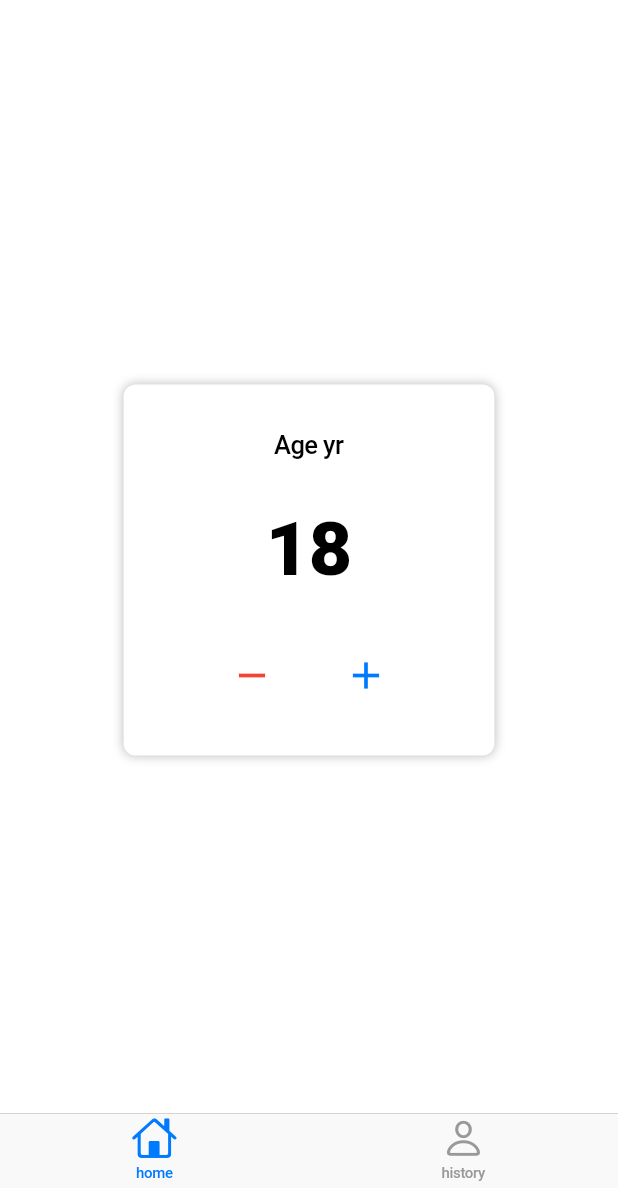
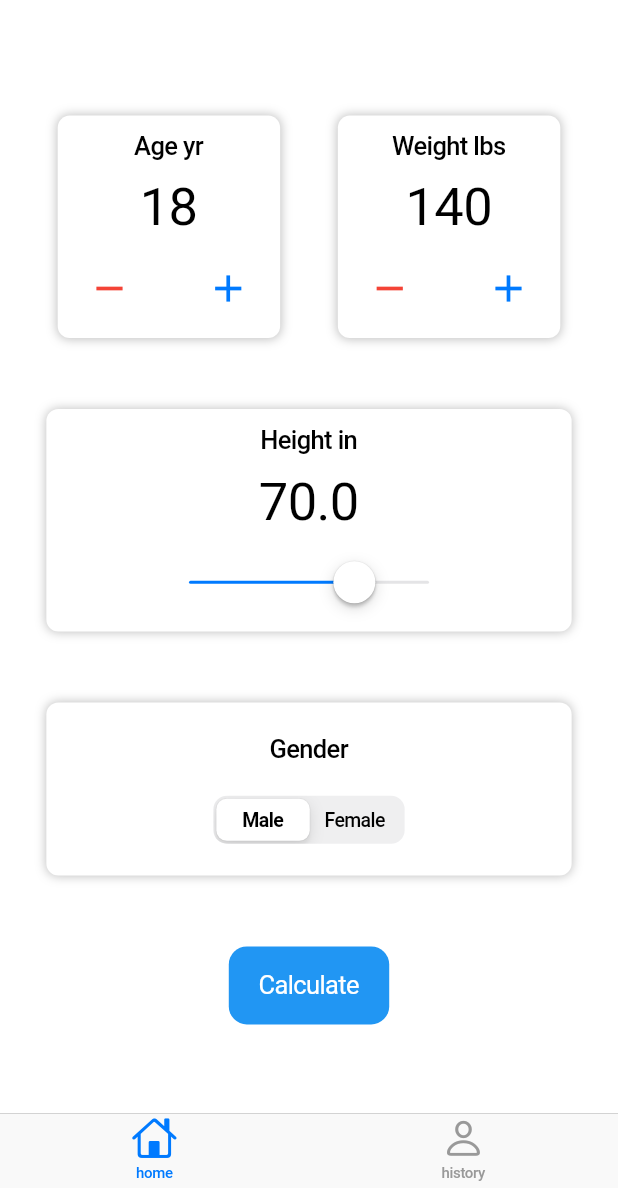
Before and after one commit to FaisalNadaf/flutter_ibmi, a Flutter app: the screen it shows after launch, on a phone screen of 412 x 824 dp, the part 48-1236 px from its top. Run offline on Flutter 3.47's test engine with Material 3 defaults, Android fonts, the phone set to English and light mode, and no system bars; statements that could not run were skipped.

Commit message:
home page code

```diff
--- a/lib/pages/homePage.dart
+++ b/lib/pages/homePage.dart
@@ -1,3 +1,5 @@
+import 'dart:math';
+
 import 'package:flutter/cupertino.dart';
 import 'package:flutter/material.dart';
 import 'package:ibmi/widgets/shadowContainer.dart';
@@ -9,22 +11,47 @@ class Homepage extends StatefulWidget {
 }
 
 class _HomepageState extends State<Homepage> {
-  @override
   int _age = 18;
+  int _weight = 140;
+  double _height = 70;
+  int _gender = 0;
+
+  late double _deviceWidth, _deviceHeight;
 
   @override
   Widget build(BuildContext context) {
+    _deviceHeight = MediaQuery.of(context).size.height;
+    _deviceWidth = MediaQuery.of(context).size.width;
     return CupertinoPageScaffold(
       child: Center(
-        child: _ageSelecter(),
+        child: Container(
+          height: _deviceHeight * 0.85,
+          child: Column(
+            mainAxisAlignment: MainAxisAlignment.spaceEvenly,
+            crossAxisAlignment: CrossAxisAlignment.center,
+            mainAxisSize: MainAxisSize.max,
+            children: [
+              Row(
+                mainAxisAlignment: MainAxisAlignment.spaceEvenly,
+                children: [
+                  _ageSelecter(),
+                  _weightSelecter(),
+                ],
+              ),
+              _heightSelector(),
+              _genderSelector(),
+              _calculateBmiBtn(),
+            ],
+          ),
+        ),
       ),
     );
   }
 
   Widget _ageSelecter() {
     return ShadowContainer(
-      height: 0.3,
-      width: 0.6,
+      height: _deviceHeight * 0.18,
+      width: _deviceHeight * 0.18,
       child: Column(
         mainAxisAlignment: MainAxisAlignment.spaceEvenly,
         children: [
@@ -37,20 +64,22 @@ class _HomepageState extends State<Homepage> {
           Text(
             _age.toString(),
             style: const TextStyle(
-              fontSize: 50,
-              fontWeight: FontWeight.w900,
+              fontSize: 35,
+              fontWeight: FontWeight.w6 00,
             ),
           ),
           Row(
-            mainAxisAlignment: MainAxisAlignment.center,
-            mainAxisSize: MainAxisSize.max,
+            mainAxisAlignment: MainAxisAlignment.spaceAround,
             children: [
-              SizedBox(
+              Expanded(
+                // Constrain the width of the button
                 child: CupertinoDialogAction(
                   onPressed: () {
-                    setState(() {
-                      _age--;
-                    });
+                    if (_age > 0) {
+                      setState(() {
+                        _age--;
+                      });
+                    }
                   },
                   child: const Icon(
                     Icons.remove,
@@ -59,10 +88,9 @@ class _HomepageState extends State<Homepage> {
                   ),
                 ),
               ),
-              const SizedBox(
-                width: 30,
-              ),
-              SizedBox(
+              const SizedBox(width: 10), // Spacing between buttons
+              Expanded(
+                // Constrain the width of the button
                 child: CupertinoDialogAction(
                   onPressed: () {
                     setState(() {
@@ -76,9 +104,158 @@ class _HomepageState extends State<Homepage> {
                 ),
               ),
             ],
-          )
+          ),
         ],
       ),
     );
   }
+
+  Widget _weightSelecter() {
+    return ShadowContainer(
+      height: _deviceHeight * 0.18,
+      width: _deviceHeight * 0.18,
+      child: Column(
+        mainAxisAlignment: MainAxisAlignment.spaceEvenly,
+        children: [
+          const Text(
+            'Weight lbs',
+            style: TextStyle(
+              fontWeight: FontWeight.w500,
+            ),
+          ),
+          Text(
+            _weight.toString(),
+            style: const TextStyle(
+              fontSize: 35,
+              fontWeight: FontWeight.w6 00,
+            ),
+          ),
+          Row(
+            mainAxisAlignment: MainAxisAlignment.spaceAround,
+            children: [
+              Expanded(
+                // Constrain the width of the button
+                child: CupertinoDialogAction(
+                  onPressed: () {
+                    if (_weight > 0) {
+                      setState(() {
+                        _weight--;
+                      });
+                    }
+                  },
+                  child: const Icon(
+                    Icons.remove,
+                    color: Colors.red,
+                    size: 30,
+                  ),
+                ),
+              ),
+              const SizedBox(width: 10), // Spacing between buttons
+              Expanded(
+                // Constrain the width of the button
+                child: CupertinoDialogAction(
+                  onPressed: () {
+                    setState(() {
+                      _weight++;
+                    });
+                  },
+                  child: const Icon(
+                    Icons.add_outlined,
+                    size: 30,
+                  ),
+                ),
+              ),
+            ],
+          ),
+        ],
+      ),
+    );
+  }
+
+  double roundToTwoDecimals(double value) {
+    return (value * 10).round() / 10; // Rounds the value to two decimal places
+  }
+
+  Widget _heightSelector() {
+    return ShadowContainer(
+      height: _deviceHeight * 0.18,
+      width: _deviceWidth * 0.85,
+      child: Column(
+        mainAxisAlignment: MainAxisAlignment.spaceEvenly,
+        children: [
+          const Text(
+            'Height in',
+            style: TextStyle(
+              fontWeight: FontWeight.w500,
+            ),
+          ),
+          Text(
+            roundToTwoDecimals(_height)
+                .toString(), // Display the rounded height
+            style: const TextStyle(
+              fontSize: 35,
+              fontWeight: FontWeight.w6 00,
+            ),
+          ),
+          CupertinoSlider(
+            value: roundToTwoDecimals(
+                _height), // Use the rounded height for the slider
+            min: 0,
+            max: 96,
+            onChanged: (_value) {
+              setState(() {
+                _height =
+                    _value; // Update _height with the new value from the slider
+              });
+            },
+          ),
+        ],
+      ),
+    );
+  }
+
+  Widget _genderSelector() {
+    return ShadowContainer(
+      height: _deviceHeight * 0.14,
+      width: _deviceWidth * 0.85,
+      child: Column(
+        mainAxisAlignment: MainAxisAlignment.spaceEvenly,
+        children: [
+          const Text(
+            'Gender',
+            style: TextStyle(
+              fontWeight: FontWeight.w500,
+            ),
+          ),
+          CupertinoSlidingSegmentedControl(
+              groupValue: _gender,
+              children: {
+                0: Text('Male'),
+                1: Text('Female'),
+              },
+              onValueChanged: (_value) {
+                setState(() {
+                  _gender = _value as int;
+                });
+              })
+        ],
+      ),
+    );
+  }
+
+  Widget _calculateBmiBtn() {
+    return CupertinoButton(
+      color: Colors.blue,
+      child: const Text(
+        'Calculate',
+        style: TextStyle(color: Colors.white),
+      ),
+      onPressed: () {
+        if (_height > 0 && _weight > 0 && _age > 0) {
+          double _bmi = 703 * (_weight / pow(_height, 2));
+          print(_bmi);
+        }
+      },
+    );
+  }
 }
--- a/lib/widgets/shadowContainer.dart
+++ b/lib/widgets/shadowContainer.dart
@@ -2,8 +2,8 @@ import 'package:flutter/cupertino.dart';
 import 'package:flutter/material.dart';
 
 class ShadowContainer extends StatelessWidget {
-  double height, width;
-  Widget child;
+  final double height, width;
+  final Widget child;
 
   ShadowContainer({
     super.key,
@@ -11,13 +11,17 @@ class ShadowContainer extends StatelessWidget {
     required this.width,
     required this.child,
   });
-  late double _deviceHeight, _deviceWidth;
 
   @override
   Widget build(BuildContext context) {
-    _deviceHeight = MediaQuery.of(context).size.height;
-    _deviceWidth = MediaQuery.of(context).size.width;
-    return Container(
+    // Get the device height and width from MediaQuery
+
+
+    // Constrain the Container's size based on device dimensions
+    return SizedBox(
+      height:  height, // Constrain the height
+      width:  width,    // Constrain the width
+      child: Container(
         decoration: BoxDecoration(
           color: Colors.white,
           borderRadius: BorderRadius.circular(8),
@@ -28,9 +32,8 @@ class ShadowContainer extends StatelessWidget {
             ),
           ],
         ),
-      height: _deviceHeight! * height,
-      width: _deviceWidth! * width,
         child: child,
+      ),
     );
   }
 }
```
Lines whose indentation alone changed are shown as unchanged.
